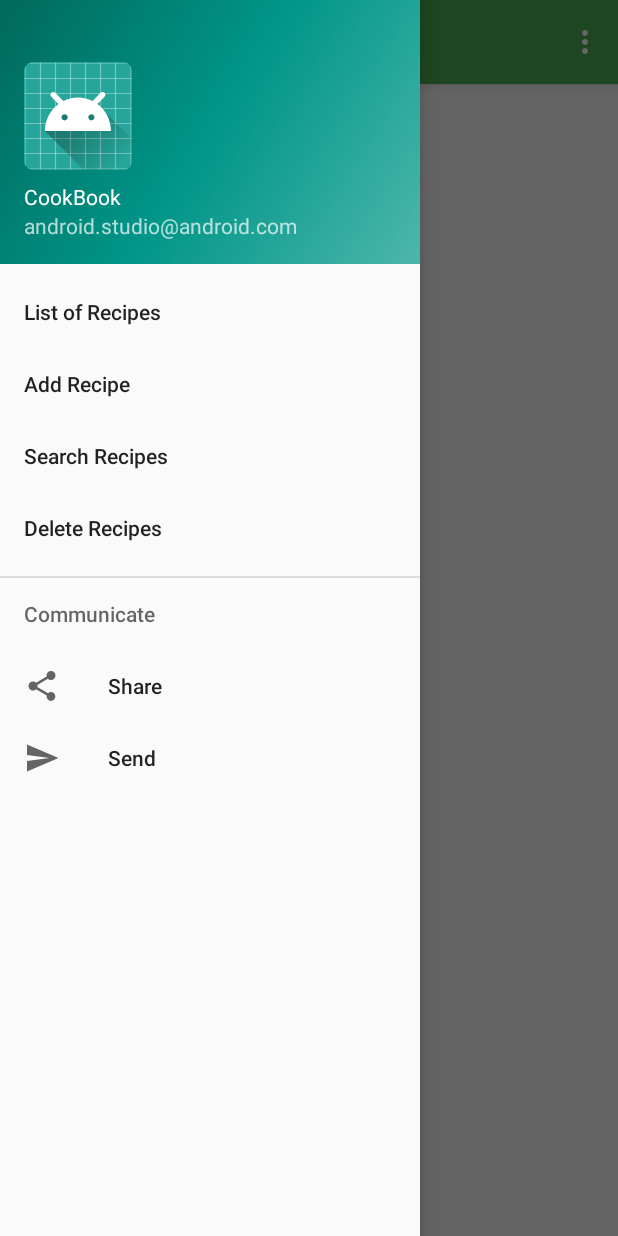
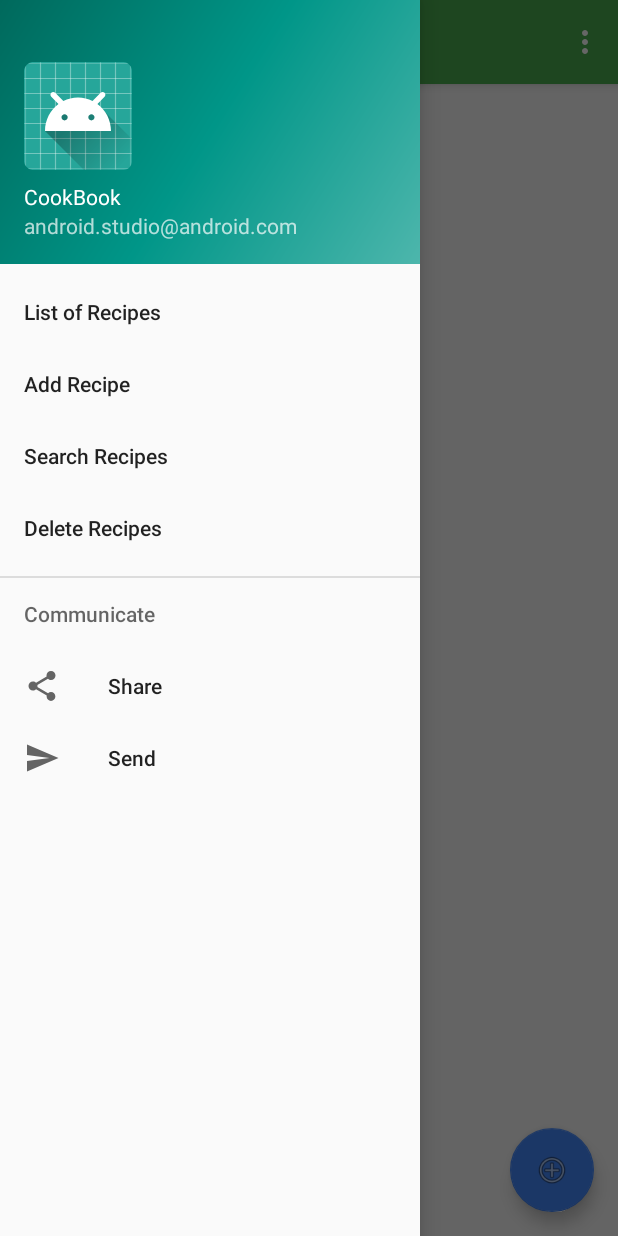
Before and after one commit to mnvsngv/cookbook-android, an Android app: the screen it shows after launch (HomeActivity), with the side drawer open, on a phone screen of 412 x 824 dp. Run offline under Robolectric (Android 15) with nearby library versions, the phone set to English and light mode, and no system bars; our stand-ins replace Volley; network calls fail.

Commit message:
Added a FAB to Recipe List, to later replace the Add Recipe Fragment

```diff
--- a/app/src/main/java/com/mnvsngv/cookbook/activities/HomeActivity.java
+++ b/app/src/main/java/com/mnvsngv/cookbook/activities/HomeActivity.java
@@ -1,12 +1,11 @@
 package com.mnvsngv.cookbook.activities;
 
 import android.content.Intent;
-import android.net.Uri;
 import android.os.Bundle;
 import android.support.annotation.NonNull;
+import android.support.design.widget.NavigationView;
 import android.support.v4.app.Fragment;
 import android.support.v4.app.FragmentTransaction;
-import android.support.design.widget.NavigationView;
 import android.support.v4.view.GravityCompat;
 import android.support.v4.widget.DrawerLayout;
 import android.support.v7.app.ActionBarDrawerToggle;
@@ -14,11 +13,10 @@ import android.support.v7.app.AppCompatActivity;
 import android.support.v7.widget.Toolbar;
 import android.view.Menu;
 import android.view.MenuItem;
-import android.widget.Toast;
 
+import com.mnvsngv.cookbook.R;
 import com.mnvsngv.cookbook.backend.BackendApi;
 import com.mnvsngv.cookbook.fragments.AddRecipeFragment;
-import com.mnvsngv.cookbook.R;
 import com.mnvsngv.cookbook.fragments.DeleteRecipeFragment;
 import com.mnvsngv.cookbook.fragments.RecipeListFragment;
 import com.mnvsngv.cookbook.fragments.SearchRecipesFragment;
--- a/app/src/main/java/com/mnvsngv/cookbook/activities/RecipeViewActivity.java
+++ b/app/src/main/java/com/mnvsngv/cookbook/activities/RecipeViewActivity.java
@@ -1,15 +1,10 @@
 package com.mnvsngv.cookbook.activities;
 
 import android.content.Intent;
-import android.graphics.Color;
 import android.os.Bundle;
 import android.support.design.widget.FloatingActionButton;
-import android.support.design.widget.Snackbar;
-import android.support.v4.content.ContextCompat;
 import android.support.v7.app.AppCompatActivity;
 import android.support.v7.widget.Toolbar;
-import android.util.TypedValue;
-import android.view.Gravity;
 import android.view.View;
 import android.view.ViewGroup;
 import android.widget.FrameLayout;
--- a/app/src/main/java/com/mnvsngv/cookbook/fragments/DeleteRecipeFragment.java
+++ b/app/src/main/java/com/mnvsngv/cookbook/fragments/DeleteRecipeFragment.java
@@ -1,6 +1,5 @@
 package com.mnvsngv.cookbook.fragments;
 
-import android.content.Context;
 import android.net.Uri;
 import android.os.Bundle;
 import android.support.annotation.NonNull;
@@ -11,7 +10,6 @@ import android.view.ViewGroup;
 import android.widget.ArrayAdapter;
 import android.widget.CheckBox;
 import android.widget.ListView;
-import android.widget.Toast;
 
 import com.mnvsngv.cookbook.R;
 import com.mnvsngv.cookbook.backend.BackendApi;
@@ -19,7 +17,6 @@ import com.mnvsngv.cookbook.models.Recipe;
 import com.mnvsngv.cookbook.util.Constants;
 
 import java.util.ArrayList;
-import java.util.Arrays;
 import java.util.List;
 
 /**
--- a/app/src/main/java/com/mnvsngv/cookbook/fragments/RecipeListFragment.java
+++ b/app/src/main/java/com/mnvsngv/cookbook/fragments/RecipeListFragment.java
@@ -3,12 +3,14 @@ package com.mnvsngv.cookbook.fragments;
 import android.content.Context;
 import android.os.Bundle;
 import android.support.annotation.NonNull;
+import android.support.design.widget.FloatingActionButton;
 import android.support.v4.app.Fragment;
 import android.support.v7.widget.LinearLayoutManager;
 import android.support.v7.widget.RecyclerView;
 import android.view.LayoutInflater;
 import android.view.View;
 import android.view.ViewGroup;
+import android.widget.Toast;
 
 import com.mnvsngv.cookbook.R;
 import com.mnvsngv.cookbook.backend.BackendApi;
@@ -58,7 +60,8 @@ public class RecipeListFragment extends Fragment {
     @Override
     public View onCreateView(@NonNull LayoutInflater inflater, ViewGroup container,
                              Bundle savedInstanceState) {
-        View view = inflater.inflate(R.layout.fragment_recipe_list, container, false);
+        View parentView = inflater.inflate(R.layout.fragment_recipe_list, container, false);
+        View view = parentView.findViewById(R.id.recipe_list);
 
         // Set the adapter
         if (view instanceof RecyclerView) {
@@ -72,7 +75,16 @@ public class RecipeListFragment extends Fragment {
 
             backendApi.getAllRecipesRecyclerViewAdapter(this.getContext(), mAdapter);
         }
-        return view;
+
+        FloatingActionButton fab = parentView.findViewById(R.id.add_recipe_fab);
+        fab.setOnClickListener(new View.OnClickListener() {
+            @Override
+            public void onClick(View view) {
+                Toast.makeText(getContext(), "Convert AddRecipeFragment to an Activity!", Toast.LENGTH_SHORT).show();
+            }
+        });
+
+        return parentView;
     }
 
     /**
--- a/app/src/main/java/com/mnvsngv/cookbook/fragments/SearchRecipesFragment.java
+++ b/app/src/main/java/com/mnvsngv/cookbook/fragments/SearchRecipesFragment.java
@@ -1,6 +1,5 @@
 package com.mnvsngv.cookbook.fragments;
 
-import android.net.Uri;
 import android.os.Bundle;
 import android.support.annotation.NonNull;
 import android.support.v4.app.Fragment;
@@ -8,7 +7,6 @@ import android.view.LayoutInflater;
 import android.view.View;
 import android.view.ViewGroup;
 import android.widget.ArrayAdapter;
-import android.widget.CheckBox;
 import android.widget.EditText;
 import android.widget.ListView;
 import android.widget.TextView;
--- a/app/src/main/res/layout/fragment_recipe.xml
+++ b/app/src/main/res/layout/fragment_recipe.xml
@@ -1,6 +1,6 @@
 <?xml version="1.0" encoding="utf-8"?>
 <LinearLayout xmlns:android="http://schemas.android.com/apk/res/android"
-    android:layout_width="wrap_content"
+    android:layout_width="match_parent"
     android:layout_height="wrap_content"
     android:orientation="horizontal">
 
@@ -13,8 +13,9 @@
 
     <TextView
         android:id="@+id/content"
-        android:layout_width="wrap_content"
+        android:layout_width="match_parent"
         android:layout_height="wrap_content"
         android:layout_margin="@dimen/text_margin"
         android:textAppearance="?attr/textAppearanceListItem" />
+
 </LinearLayout>
--- a/app/src/main/res/layout/fragment_recipe_list.xml
+++ b/app/src/main/res/layout/fragment_recipe_list.xml
@@ -1,11 +1,23 @@
 <?xml version="1.0" encoding="utf-8"?>
-<android.support.v7.widget.RecyclerView xmlns:android="http://schemas.android.com/apk/res/android"
-    xmlns:app="http://schemas.android.com/apk/res-auto"
+<android.support.design.widget.CoordinatorLayout xmlns:android="http://schemas.android.com/apk/res/android"
     xmlns:tools="http://schemas.android.com/tools"
-    android:id="@+id/list"
-    android:name="com.mnvsngv.cookbook.fragments.RecipeFragment"
+    android:id="@+id/fragment_recipe_list"
     android:layout_width="match_parent"
     android:layout_height="match_parent"
-    app:layoutManager="LinearLayoutManager"
-    tools:context=".fragments.RecipeListFragment"
-    tools:listitem="@layout/fragment_recipe" />
+    tools:context=".fragments.RecipeListFragment">
+
+    <include
+        layout="@layout/recipe_list_view"
+        android:layout_width="match_parent"
+        android:layout_height="wrap_content" />
+
+    <android.support.design.widget.FloatingActionButton
+        android:id="@+id/add_recipe_fab"
+        android:layout_width="match_parent"
+        android:layout_height="wrap_content"
+        android:layout_gravity="bottom|end"
+        android:layout_margin="@dimen/fab_margin"
+        android:clickable="true"
+        android:focusable="true"
+        android:src="@android:drawable/ic_menu_add" />
+</android.support.design.widget.CoordinatorLayout>
```
Also changed, not shown: app/src/main/java/com/mnvsngv/cookbook/backend/BackendApi.java (+0 -8 lines), app/src/main/res/layout/recipe_list_view.xml (added, +13 -0 lines), 2 other files.
